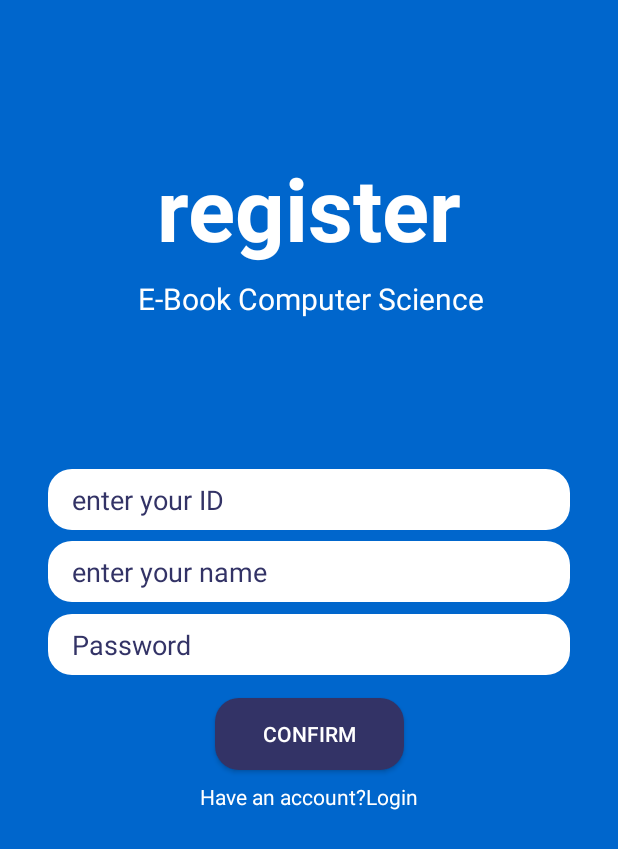
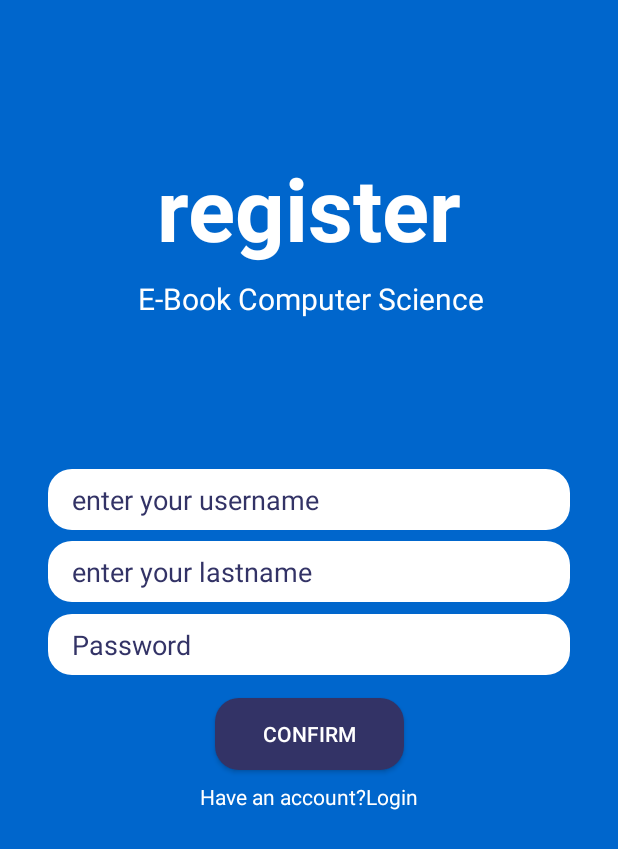
Before and after one commit to kamonlphop/finalproject, an Android app: the screen it shows after launch (register), after a tap on "Donot have a account?", on a phone screen of 412 x 824 dp. Shown: the top 849 px of the screen. Run offline under Robolectric (Android 15) with nearby library versions, the phone set to English and light mode, and no system bars.

Commit message:
compite login and register

```diff
--- a/app/src/main/AndroidManifest.xml
+++ b/app/src/main/AndroidManifest.xml
@@ -18,6 +18,7 @@
         </activity>
         <activity android:name=".register" />
         <activity android:name=".Main2Activity" />
+        <activity android:name=".ebookhome"></activity>
     </application>
 
 </manifest>
--- a/app/src/main/java/comsci/kamonlphop/finalproject/MainActivity.java
+++ b/app/src/main/java/comsci/kamonlphop/finalproject/MainActivity.java
@@ -6,8 +6,17 @@ import android.os.Bundle;
 import android.view.View;
 import android.widget.Button;
 import android.widget.EditText;
+import android.widget.Toast;
 
 public class MainActivity extends AppCompatActivity {
+    public StudentTABLE objStudentTABLE;
+
+    //public TeacherTABLE objTeacherTABLE;
+    //public StatisticsTABLE objStatisticsTABLE;
+
+    EditText usernameEditText,passwordEditText;
+    String usernameString , passwordString;
+
 
 
     @Override
@@ -15,20 +24,64 @@ public class MainActivity extends AppCompatActivity {
         super.onCreate(savedInstanceState);
         setContentView(R.layout.activity_main);
 
-
-    }
+        connect();
+    }//endactivity
+    //สมัคร
     public void clickregister(View view){
         Intent intent = new Intent(MainActivity.this,register.class);
         startActivity(intent);
+    }//endสมัคร
+
+
+
+    //login
+    public void clicklogin(View view){
+
+
+        usernameEditText = (EditText) findViewById(R.id.username);
+        passwordEditText = (EditText) findViewById(R.id.password);
+
+        usernameString=usernameEditText.getText().toString().trim();
+        passwordString=passwordEditText.getText().toString().trim();
+
+        if(usernameString.equals("")||passwordString.equals("")){
+            Toast.makeText(getApplicationContext(),"กรุณากรอกให้ครบ", Toast.LENGTH_SHORT).show();
+        }else{/*
+            Intent intent = new Intent(MainActivity.this,homeebook.class);
+            Toast.makeText(getApplicationContext(),"ยินดีต้อนรับเข้าสู้ระบบ",Toast.LENGTH_SHORT).show();
+            startActivity(intent);*/
+
+            checkUserpassword(usernameString,passwordString);
+        }
+
+
+    }
+    //endlogin
+    private void  checkUserpassword(String usernameString,String passwordString){
+
+        try{
+            String[] strMyResult = objStudentTABLE.searchUserpassword(usernameString);
+            if (passwordString.equals(strMyResult[3])){
+                Intent intent = new Intent(MainActivity.this,ebookhome.class);
+                startActivity(intent);
+                //passwordtrue
+                Toast.makeText(getApplicationContext(),"ยินตอนรับเข้าสู้ระบบ",Toast.LENGTH_SHORT).show();
+            }else{
+                Toast.makeText(getApplicationContext(),"Pasword false",Toast.LENGTH_SHORT).show();
+            }
+
+
+
+        }catch (Exception e){
+
+            Toast.makeText(getApplicationContext(),"ไม่มี"+usernameString+"ในฐานข้อข้อมูลเรา",Toast.LENGTH_SHORT).show();
+        }
+
+    }//end checkUserpassword
+    private void connect(){
+       // objTeacherTABLE = new TeacherTABLE(this);
+       // objStatisticsTABLE = new StatisticsTABLE(this);
+        objStudentTABLE = new StudentTABLE(this);
     }
 
-
-   /* public void clicklogin(View view){
-        Intent intent = new Intent(MainActivity.this,ebook.class);
-        startActivity(intent);
-
-    }//end
-*/
-
-
-}
+}//endclass
--- /dev/null
+++ b/app/src/main/java/comsci/kamonlphop/finalproject/MySQLiteOpenHelper.java
@@ -0,0 +1,122 @@
+package comsci.kamonlphop.finalproject;
+
+import android.content.Context;
+import android.database.Cursor;
+import android.database.sqlite.SQLiteDatabase;
+import android.database.sqlite.SQLiteOpenHelper;
+import android.provider.BaseColumns;
+import android.util.Log;
+
+import java.util.ArrayList;
+import java.util.List;
+
+/**
+ * Created by USER on 4/5/2560.
+ */
+
+class MySQLiteOpenHelper extends SQLiteOpenHelper {
+
+    private final String TAG = getClass().getSimpleName();
+    private SQLiteDatabase sqLiteDatabase;
+
+
+    public static final String DataBase_Name = "Ebookcomscitest6.db";
+    public static final int DataBase_Version = 1;
+
+    public static final String TABLE = "Student";
+    public static final String ID_STUDENT = BaseColumns._ID;
+    public static final String NAME_STUDENT = "Name";
+    public static final String LASTNAME_STUDENT = "Lastname";
+    public static final String PASSWOD_STUDENT ="Password";
+    public static final String EMAIL_STUDENT = "Email";
+    public String CREATE_STUDENT ="create table "+TABLE+" ("+ID_STUDENT+" integer primary key autoincrement, "+NAME_STUDENT+" text, "+LASTNAME_STUDENT+" text, "+PASSWOD_STUDENT+" text, "+EMAIL_STUDENT+" text);";
+
+    public static final String TABLE_B = "Teacher";
+    public static final String ID_TEACHER = BaseColumns._ID;
+    public static final String NAME_TEACHER= "Name";
+    public static final String LASTNAME_TEACHER = "Lastname";
+    public static final String PASSWOD_TEACHER ="Password";
+    public static final String EMAIL_TEACHER= "Email";
+    public String CREATE_TEACHER ="create table "+TABLE_B+" ("+ID_TEACHER+" integer primary key autoincrement, "+NAME_TEACHER+" text, "+LASTNAME_TEACHER+" text, "+PASSWOD_TEACHER+" text, "+EMAIL_TEACHER+" text);";
+
+    public static final String TABLE_C = "Admin";
+    public static final String ID_ADMIN = BaseColumns._ID;
+    public static final String NAME_ADMIN= "Name";
+    public static final String LASTNAME_ADMIN = "Lastname";
+    public static final String PASSWOD_ADMIN="Password";
+    public static final String EMAIL_ADMIN= "Email";
+    public String CREATE_ADMIN ="create table "+TABLE_C+" ("+ID_ADMIN+" integer primary key autoincrement, "+NAME_ADMIN+" text, "+LASTNAME_ADMIN+" text, "+PASSWOD_ADMIN+" text, "+EMAIL_ADMIN+" text);";
+
+    public static final String TABLE_D = "Ebook";
+    public static final String ID_EBOOK = BaseColumns._ID;
+    public static final String NAME_EBOOK= "Name";
+    public static final String MAJOR_EBOOK = "Majorbook";
+    public String CREATE_EBOOK ="create table "+TABLE_D+" ("+ID_EBOOK+" integer primary key autoincrement, "+NAME_EBOOK+" text, "+MAJOR_EBOOK+" text,"+ID_TEACHER+"integer);";
+/*
+    public static final String TABLE_E = "Statistics";
+    public static final String QTV = BaseColumns._ID;
+    public static final String DATETIME= "dateandtime";
+    public String CREATE_STATISTICS ="create table "+TABLE_E+" ("+QTV+" integer primary key autoincrement, "+ID_EBOOK+" integer, "+ID_STUDENT+" integer,"+DATETIME+"text);";
+*/
+
+    public MySQLiteOpenHelper(Context context) {
+        super(context, DataBase_Name, null, DataBase_Version);
+
+    }
+
+
+    @Override
+    public void onCreate(SQLiteDatabase db) {
+
+        Log.i(TAG, CREATE_STUDENT);
+        Log.i(TAG, CREATE_TEACHER);
+        Log.i(TAG, CREATE_ADMIN);
+        Log.i(TAG, CREATE_EBOOK);
+        //    Log.i(TAG, CREATE_STATISTICS);
+
+        db.execSQL(CREATE_STUDENT);
+        db.execSQL(CREATE_TEACHER);
+        db.execSQL(CREATE_ADMIN);
+        db.execSQL(CREATE_EBOOK);
+        //   db.execSQL(CREATE_STATISTICS);
+    }
+
+    @Override
+    public void onUpgrade(SQLiteDatabase db, int oldVersion, int newVersion) {
+        // copy เค้ามา อย่าสงสับ
+        String DROP_FRIEND_TABLE = "DROP TABLE IF EXISTS " + TABLE;
+
+        db.execSQL(DROP_FRIEND_TABLE);
+
+        Log.i(TAG, "Upgrade Database from " + oldVersion + " to " + newVersion);
+
+        onCreate(db);
+    }
+    //ยังติดปัญหาเรื่อง method
+    public List<String> getFriendList() {
+        List<String> ALLUSER = new ArrayList<String>();
+
+        sqLiteDatabase = this.getWritableDatabase();
+
+        Cursor cursor = sqLiteDatabase.query
+                (TABLE, null, null, null, null, null, null);
+
+        if (cursor != null) {
+            cursor.moveToFirst();
+        }
+
+        while(!cursor.isAfterLast()) {
+
+            ALLUSER.add(cursor.getLong(0) + " " +
+                    cursor.getString(1) + " " +
+                    cursor.getString(2));
+
+            cursor.moveToNext();
+        }
+
+        sqLiteDatabase.close();
+
+        return ALLUSER;
+    }
+    //
+}
--- /dev/null
+++ b/app/src/main/java/comsci/kamonlphop/finalproject/StudentTABLE.java
@@ -0,0 +1,68 @@
+package comsci.kamonlphop.finalproject;
+
+import android.content.ContentValues;
+import android.content.Context;
+import android.database.Cursor;
+import android.database.sqlite.SQLiteDatabase;
+
+/**
+ * Created by USER on 4/5/2560.
+ */
+
+public class StudentTABLE {
+
+    private MySQLiteOpenHelper objMySQLiteOpenHelper;
+    private SQLiteDatabase writeSqLiteDatabase, readSqLiteDatabase;
+
+    public static final String TABLE= "Student";
+    public static final String ID_STUDENT = "_ID";
+    public static final String NAME_STUDENT= "Name";
+    public static final String LASTNAME_STUDENT = "Lastname";
+    public static final String PASSWOD_STUDENT="Password";
+    public static final String EMAIL_STUDENT= "Email";
+
+
+    public StudentTABLE(Context context){
+        objMySQLiteOpenHelper = new MySQLiteOpenHelper(context);
+        writeSqLiteDatabase = objMySQLiteOpenHelper.getWritableDatabase();
+        readSqLiteDatabase = objMySQLiteOpenHelper.getReadableDatabase();
+    }//constructor
+
+    public String[] searchUserpassword(String usernameString){
+        try{
+            String[] strResult = null;
+            Cursor objCursor = readSqLiteDatabase.query(TABLE ,
+                    new String[]{ID_STUDENT,NAME_STUDENT,LASTNAME_STUDENT,PASSWOD_STUDENT,EMAIL_STUDENT},
+                    NAME_STUDENT +"=?"
+                    ,new String[]{String.valueOf(usernameString)},
+                    null,null,null,null);
+            if (objCursor !=null){
+                if (objCursor.moveToFirst()){
+                    strResult = new String[5];
+                    strResult[0] = objCursor.getString(0);
+                    strResult[1] = objCursor.getString(1);
+                    strResult[2] = objCursor.getString(2);
+                    strResult[3] = objCursor.getString(3);
+                    strResult[4] = objCursor.getString(4);
+                }
+            }
+            objCursor.close();
+            return strResult;
+        }catch (Exception e){
+            return null;
+
+        }
+        // return new String[0];
+
+    }//end searchUserpassword
+
+    public long addNewstudent(String strName, String strLastname, String strPassword, String strEmail){
+        ContentValues objContentValues = new ContentValues();
+        objContentValues.put(NAME_STUDENT,strName);
+        objContentValues.put(LASTNAME_STUDENT,strLastname);
+        objContentValues.put(PASSWOD_STUDENT,strPassword);
+        objContentValues.put(EMAIL_STUDENT,strEmail);
+        return readSqLiteDatabase.insert(TABLE,null,objContentValues);
+
+    }//end add student
+}//endstudent
--- a/app/src/main/java/comsci/kamonlphop/finalproject/register.java
+++ b/app/src/main/java/comsci/kamonlphop/finalproject/register.java
@@ -1,16 +1,23 @@
 package comsci.kamonlphop.finalproject;
 
 import android.content.Intent;
+import android.os.Bundle;
 import android.support.v7.app.AppCompatActivity;
-import android.os.Bundle;
 import android.view.View;
+import android.widget.EditText;
+import android.widget.Toast;
 
 public class register extends AppCompatActivity {
+    EditText nameEditText,lastnameEditText,passwordEditText;
+    String nameString,lastnameString,passwordString;
+
+    public StudentTABLE objStudentTABLE;
 
     @Override
     protected void onCreate(Bundle savedInstanceState) {
         super.onCreate(savedInstanceState);
         setContentView(R.layout.activity_register);
+        connect();
     }
 
     public void clickbackmain(View view) {
@@ -19,7 +26,37 @@ public class register extends AppCompatActivity {
 
 
     public void onClicklo (View view) {
-        Intent intent = new Intent(register.this, MainActivity.class);
-        startActivity(intent);
+
+
+
+
+        nameEditText = (EditText) findViewById(R.id.editusername);
+        lastnameEditText = (EditText) findViewById(R.id.editlastname);
+        passwordEditText = (EditText) findViewById(R.id.editpassword);
+
+        nameString = nameEditText.getText().toString();
+        lastnameString = lastnameEditText.getText().toString().trim();
+        passwordString = passwordEditText.getText().toString().trim();
+
+        if (nameString.length()==0||lastnameString.length()==0||passwordString.length()==0){
+            Toast.makeText(getApplicationContext(),"!!!!!กรุณากรอกข้อมูลให้ครบ!!!!!",Toast.LENGTH_SHORT).show();
+
+        }else {
+            Intent intent = new Intent(register.this, MainActivity.class);
+            Toast.makeText(getApplication(),"!!!บันทึกข้อมูลเรียบร้อยเเล้ว!!!",Toast.LENGTH_SHORT).show();
+
+            addStudent();
+
+
+            startActivity(intent);
+        }
+
     }
+    public void addStudent(){
+        objStudentTABLE.addNewstudent(nameString,lastnameString,passwordString,"");
+    }
+    public void connect(){
+        objStudentTABLE = new StudentTABLE(this);
+    }
+
 }
--- a/app/src/main/res/layout/activity_register.xml
+++ b/app/src/main/res/layout/activity_register.xml
@@ -44,7 +44,7 @@
 
 
     <EditText
-        android:id="@+id/editText3"
+        android:id="@+id/editusername"
         android:layout_width="0dp"
         android:layout_height="wrap_content"
         android:layout_marginEnd="32dp"
@@ -55,7 +55,7 @@
         android:background="@drawable/edtitext_login_from"
 
 
-        android:hint="enter your ID"
+        android:hint="enter your username"
         android:textColorHint="@color/button"
         app:layout_constraintHorizontal_bias="0.0"
         app:layout_constraintLeft_toLeftOf="parent"
@@ -63,23 +63,23 @@
         app:layout_constraintTop_toBottomOf="@+id/textView4" />
 
     <EditText
-        android:id="@+id/editText5"
+        android:id="@+id/editlastname"
         android:layout_width="0dp"
         android:layout_height="wrap_content"
-        android:layout_marginTop="7dp"
-        android:hint="enter your name"
-        android:textColorHint="@color/button"
+        android:layout_marginEnd="32dp"
         android:layout_marginLeft="32dp"
         android:layout_marginRight="32dp"
+        android:layout_marginStart="32dp"
+        android:layout_marginTop="7dp"
         android:background="@drawable/edtitext_login_from"
+        android:hint="enter your lastname"
+        android:textColorHint="@color/button"
         app:layout_constraintLeft_toLeftOf="parent"
         app:layout_constraintRight_toRightOf="parent"
-        app:layout_constraintTop_toBottomOf="@+id/editText3"
-        android:layout_marginStart="32dp"
-        android:layout_marginEnd="32dp" />
+        app:layout_constraintTop_toBottomOf="@+id/editusername" />
 
     <EditText
-        android:id="@+id/editText6"
+        android:id="@+id/editpassword"
         android:layout_width="0dp"
         android:layout_height="wrap_content"
         android:layout_marginTop="8dp"
@@ -91,7 +91,7 @@
         android:background="@drawable/edtitext_login_from"
         app:layout_constraintLeft_toLeftOf="parent"
         app:layout_constraintRight_toRightOf="parent"
-        app:layout_constraintTop_toBottomOf="@+id/editText5"
+        app:layout_constraintTop_toBottomOf="@+id/editlastname"
         android:layout_marginStart="32dp"
         android:layout_marginEnd="32dp"
         app:layout_constraintHorizontal_bias="0.0" />
@@ -109,7 +109,7 @@
         android:textColorHint="@color/white"
         app:layout_constraintLeft_toLeftOf="parent"
         app:layout_constraintRight_toRightOf="parent"
-        app:layout_constraintTop_toBottomOf="@+id/editText6" />
+        app:layout_constraintTop_toBottomOf="@+id/editpassword" />
 
     <TextView
         android:id="@+id/backtomain"
```
Also changed, not shown: app/src/main/java/comsci/kamonlphop/finalproject/ebookhome.java (added, +13 -0 lines), app/src/main/res/layout/activity_ebookhome.xml (added, +9 -0 lines), app/src/main/res/layout/activity_main.xml (+4 -4 lines).
